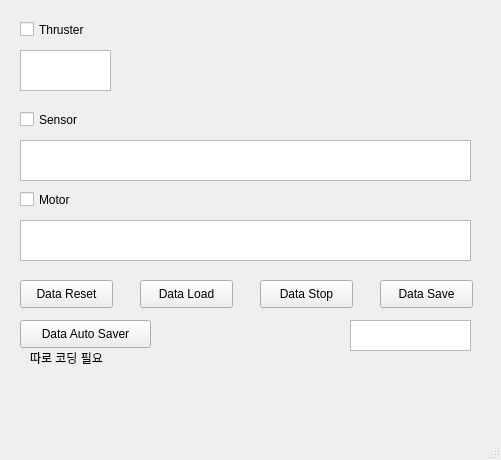
This is UI/Data_save.ui in JHyoonirl/equipment_source as Qt 5 draws it before an edit. The edited form follows.
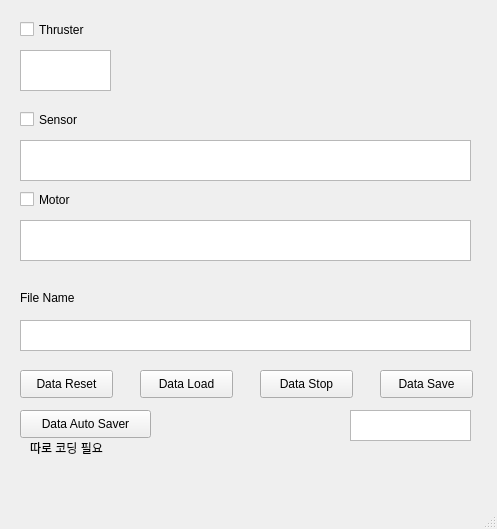
This is the edited form.

What changed in the file:
```diff
--- a/UI/Data_save.ui
+++ b/UI/Data_save.ui
@@ -6,8 +6,8 @@
    <rect>
     <x>0</x>
     <y>0</y>
-    <width>501</width>
-    <height>460</height>
+    <width>497</width>
+    <height>529</height>
    </rect>
   </property>
   <property name="windowTitle">
@@ -44,7 +44,7 @@
     <property name="geometry">
      <rect>
       <x>20</x>
-      <y>280</y>
+      <y>370</y>
       <width>93</width>
       <height>28</height>
      </rect>
@@ -57,7 +57,7 @@
     <property name="geometry">
      <rect>
       <x>140</x>
-      <y>280</y>
+      <y>370</y>
       <width>93</width>
       <height>28</height>
      </rect>
@@ -70,7 +70,7 @@
     <property name="geometry">
      <rect>
       <x>260</x>
-      <y>280</y>
+      <y>370</y>
       <width>93</width>
       <height>28</height>
      </rect>
@@ -83,7 +83,7 @@
     <property name="geometry">
      <rect>
       <x>380</x>
-      <y>280</y>
+      <y>370</y>
       <width>93</width>
       <height>28</height>
      </rect>
@@ -139,7 +139,7 @@
     <property name="geometry">
      <rect>
       <x>20</x>
-      <y>320</y>
+      <y>410</y>
       <width>131</width>
       <height>28</height>
      </rect>
@@ -152,7 +152,7 @@
     <property name="geometry">
      <rect>
       <x>30</x>
-      <y>350</y>
+      <y>440</y>
       <width>111</width>
       <height>16</height>
      </rect>
@@ -165,7 +165,7 @@
     <property name="geometry">
      <rect>
       <x>350</x>
-      <y>320</y>
+      <y>410</y>
       <width>121</width>
       <height>31</height>
      </rect>
@@ -178,6 +178,29 @@
 &lt;p align=&quot;center&quot; style=&quot;-qt-paragraph-type:empty; margin-top:0px; margin-bottom:0px; margin-left:0px; margin-right:0px; -qt-block-indent:0; text-indent:0px;&quot;&gt;&lt;br /&gt;&lt;/p&gt;&lt;/body&gt;&lt;/html&gt;</string>
     </property>
    </widget>
+   <widget class="QLabel" name="label_2">
+    <property name="geometry">
+     <rect>
+      <x>20</x>
+      <y>290</y>
+      <width>111</width>
+      <height>16</height>
+     </rect>
+    </property>
+    <property name="text">
+     <string>File Name</string>
+    </property>
+   </widget>
+   <widget class="QTextEdit" name="file_name">
+    <property name="geometry">
+     <rect>
+      <x>20</x>
+      <y>320</y>
+      <width>451</width>
+      <height>31</height>
+     </rect>
+    </property>
+   </widget>
   </widget>
   <widget class="QMenuBar" name="menubar">
    <property name="geometry">
```
Left out of the diff: 2 changed lines with no effect on the pictures.
